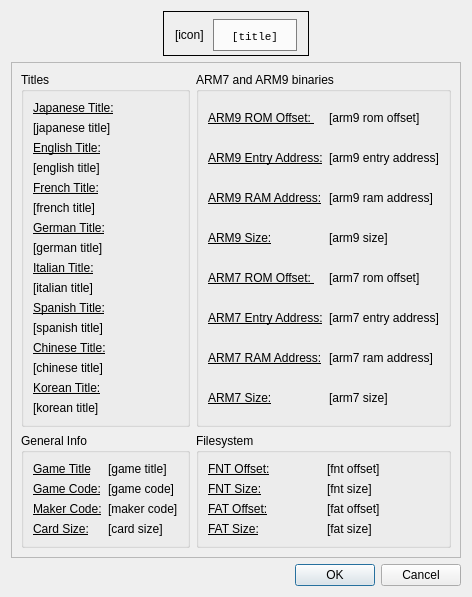
This is src/frontend/qt_sdl/RomInfoDialog.ui in melonDS-emu/melonDS as Qt 5 draws it before an edit. The edited form follows.
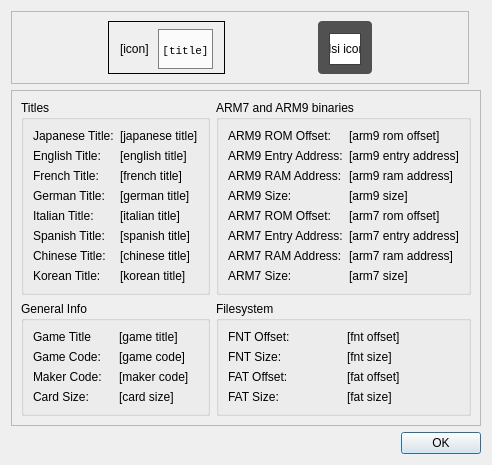
This is the edited form.

Commit message: Add icon transparency + animated icon

What changed in the file:
```diff
--- a/src/frontend/qt_sdl/RomInfoDialog.ui
+++ b/src/frontend/qt_sdl/RomInfoDialog.ui
@@ -6,8 +6,8 @@
    <rect>
     <x>0</x>
     <y>0</y>
-    <width>471</width>
-    <height>551</height>
+    <width>447</width>
+    <height>425</height>
    </rect>
   </property>
   <property name="sizePolicy">
@@ -20,33 +20,17 @@
    <string>Rom Info - melonDS</string>
   </property>
   <layout class="QGridLayout" name="gridLayout">
-   <item row="0" column="2">
-    <spacer name="horizontalSpacer_2">
+   <item row="3" column="0" colspan="3">
+    <widget class="QDialogButtonBox" name="buttonBox">
      <property name="orientation">
       <enum>Qt::Horizontal</enum>
      </property>
-     <property name="sizeHint" stdset="0">
-      <size>
-       <width>40</width>
-       <height>20</height>
-      </size>
+     <property name="standardButtons">
+      <set>QDialogButtonBox::Ok</set>
      </property>
-    </spacer>
+    </widget>
    </item>
-   <item row="0" column="0">
-    <spacer name="horizontalSpacer">
-     <property name="orientation">
-      <enum>Qt::Horizontal</enum>
-     </property>
-     <property name="sizeHint" stdset="0">
-      <size>
-       <width>40</width>
-       <height>20</height>
-      </size>
-     </property>
-    </spacer>
-   </item>
-   <item row="1" column="0" colspan="3">
+   <item row="2" column="0" colspan="3">
     <widget class="QFrame" name="frame">
      <property name="sizePolicy">
       <sizepolicy hsizetype="MinimumExpanding" vsizetype="MinimumExpanding">
@@ -61,167 +45,6 @@
       <enum>QFrame::Raised</enum>
      </property>
      <layout class="QGridLayout" name="gridLayout_7">
-      <item row="1" column="1">
-       <widget class="QGroupBox" name="arm9AndArm7Binaries">
-        <property name="title">
-         <string>ARM7 and ARM9 binaries</string>
-        </property>
-        <layout class="QGridLayout" name="gridLayout_5">
-         <item row="0" column="0">
-          <widget class="QLabel" name="label_11">
-           <property name="font">
-            <font>
-             <underline>true</underline>
-            </font>
-           </property>
-           <property name="text">
-            <string>ARM9 ROM Offset: </string>
-           </property>
-          </widget>
-         </item>
-         <item row="0" column="1">
-          <widget class="QLabel" name="arm9RomOffset">
-           <property name="text">
-            <string>[arm9 rom offset]</string>
-           </property>
-          </widget>
-         </item>
-         <item row="1" column="0">
-          <widget class="QLabel" name="label_12">
-           <property name="font">
-            <font>
-             <underline>true</underline>
-            </font>
-           </property>
-           <property name="text">
-            <string>ARM9 Entry Address:</string>
-           </property>
-          </widget>
-         </item>
-         <item row="1" column="1">
-          <widget class="QLabel" name="arm9EntryAddress">
-           <property name="text">
-            <string>[arm9 entry address]</string>
-           </property>
-          </widget>
-         </item>
-         <item row="2" column="0">
-          <widget class="QLabel" name="label_14">
-           <property name="font">
-            <font>
-             <underline>true</underline>
-            </font>
-           </property>
-           <property name="text">
-            <string>ARM9 RAM Address:</string>
-           </property>
-          </widget>
-         </item>
-         <item row="2" column="1">
-          <widget class="QLabel" name="arm9RamAddress">
-           <property name="text">
-            <string>[arm9 ram address]</string>
-           </property>
-          </widget>
-         </item>
-         <item row="3" column="0">
-          <widget class="QLabel" name="label_16">
-           <property name="font">
-            <font>
-             <underline>true</underline>
-            </font>
-           </property>
-           <property name="text">
-            <string>ARM9 Size:</string>
-           </property>
-          </widget>
-         </item>
-         <item row="3" column="1">
-          <widget class="QLabel" name="arm9Size">
-           <property name="text">
-            <string>[arm9 size]</string>
-           </property>
-          </widget>
-         </item>
-         <item row="4" column="0">
-          <widget class="QLabel" name="label_15">
-           <property name="font">
-            <font>
-             <underline>true</underline>
-            </font>
-           </property>
-           <property name="text">
-            <string>ARM7 ROM Offset: </string>
-           </property>
-          </widget>
-         </item>
-         <item row="4" column="1">
-          <widget class="QLabel" name="arm7RomOffset">
-           <property name="text">
-            <string>[arm7 rom offset]</string>
-           </property>
-          </widget>
-         </item>
-         <item row="5" column="0">
-          <widget class="QLabel" name="label_13">
-           <property name="font">
-            <font>
-             <underline>true</underline>
-            </font>
-           </property>
-           <property name="text">
-            <string>ARM7 Entry Address:</string>
-           </property>
-          </widget>
-         </item>
-         <item row="5" column="1">
-          <widget class="QLabel" name="arm7EntryAddress">
-           <property name="text">
-            <string>[arm7 entry address]</string>
-           </property>
-          </widget>
-         </item>
-         <item row="6" column="0">
-          <widget class="QLabel" name="label_18">
-           <property name="font">
-            <font>
-             <underline>true</underline>
-            </font>
-           </property>
-           <property name="text">
-            <string>ARM7 RAM Address:</string>
-           </property>
-          </widget>
-         </item>
-         <item row="6" column="1">
-          <widget class="QLabel" name="arm7RamAddress">
-           <property name="text">
-            <string>[arm7 ram address]</string>
-           </property>
-          </widget>
-         </item>
-         <item row="7" column="0">
-          <widget class="QLabel" name="label_17">
-           <property name="font">
-            <font>
-             <underline>true</underline>
-            </font>
-           </property>
-           <property name="text">
-            <string>ARM7 Size:</string>
-           </property>
-          </widget>
-         </item>
-         <item row="7" column="1">
-          <widget class="QLabel" name="arm7Size">
-           <property name="text">
-            <string>[arm7 size]</string>
-           </property>
-          </widget>
-         </item>
-        </layout>
-       </widget>
-      </item>
       <item row="2" column="0">
        <widget class="QGroupBox" name="generalInfo">
         <property name="sizePolicy">
@@ -238,7 +61,7 @@
           <widget class="QLabel" name="label_10">
            <property name="font">
             <font>
-             <underline>true</underline>
+             <underline>false</underline>
             </font>
            </property>
            <property name="text">
@@ -257,7 +80,7 @@
           <widget class="QLabel" name="label">
            <property name="font">
             <font>
-             <underline>true</underline>
+             <underline>false</underline>
             </font>
            </property>
            <property name="text">
@@ -276,7 +99,7 @@
           <widget class="QLabel" name="label_8">
            <property name="font">
             <font>
-             <underline>true</underline>
+             <underline>false</underline>
             </font>
            </property>
            <property name="text">
@@ -288,7 +111,7 @@
           <widget class="QLabel" name="label_9">
            <property name="font">
             <font>
-             <underline>true</underline>
+             <underline>false</underline>
             </font>
            </property>
            <property name="text">
@@ -329,7 +152,7 @@
           <widget class="QLabel" name="label_20">
            <property name="font">
             <font>
-             <underline>true</underline>
+             <underline>false</underline>
             </font>
            </property>
            <property name="text">
@@ -341,7 +164,7 @@
           <widget class="QLabel" name="label_22">
            <property name="font">
             <font>
-             <underline>true</underline>
+             <underline>false</underline>
             </font>
            </property>
            <property name="text">
@@ -353,7 +176,7 @@
           <widget class="QLabel" name="label_21">
            <property name="font">
             <font>
-             <underline>true</underline>
+             <underline>false</underline>
             </font>
            </property>
            <property name="text">
@@ -365,7 +188,7 @@
           <widget class="QLabel" name="label_19">
            <property name="font">
             <font>
-             <underline>true</underline>
+             <underline>false</underline>
             </font>
            </property>
            <property name="text">
@@ -404,6 +227,167 @@
         </layout>
        </widget>
       </item>
+      <item row="1" column="1">
+       <widget class="QGroupBox" name="arm9AndArm7Binaries">
+        <property name="title">
+         <string>ARM7 and ARM9 binaries</string>
+        </property>
+        <layout class="QGridLayout" name="gridLayout_5">
+         <item row="0" column="0">
+          <widget class="QLabel" name="label_11">
+           <property name="font">
+            <font>
+             <underline>false</underline>
+            </font>
+           </property>
+           <property name="text">
+            <string>ARM9 ROM Offset: </string>
+           </property>
+          </widget>
+         </item>
+         <item row="0" column="1">
+          <widget class="QLabel" name="arm9RomOffset">
+           <property name="text">
+            <string>[arm9 rom offset]</string>
+           </property>
+          </widget>
+         </item>
+         <item row="1" column="0">
+          <widget class="QLabel" name="label_12">
+           <property name="font">
+            <font>
+             <underline>false</underline>
+            </font>
+           </property>
+           <property name="text">
+            <string>ARM9 Entry Address:</string>
+           </property>
+          </widget>
+         </item>
+         <item row="1" column="1">
+          <widget class="QLabel" name="arm9EntryAddress">
+           <property name="text">
+            <string>[arm9 entry address]</string>
+           </property>
+          </widget>
+         </item>
+         <item row="2" column="0">
+          <widget class="QLabel" name="label_14">
+           <property name="font">
+            <font>
+             <underline>false</underline>
+            </font>
+           </property>
+           <property name="text">
+            <string>ARM9 RAM Address:</string>
+           </property>
+          </widget>
+         </item>
+         <item row="2" column="1">
+          <widget class="QLabel" name="arm9RamAddress">
+           <property name="text">
+            <string>[arm9 ram address]</string>
+           </property>
+          </widget>
+         </item>
+         <item row="3" column="0">
+          <widget class="QLabel" name="label_16">
+           <property name="font">
+            <font>
+             <underline>false</underline>
+            </font>
+           </property>
+           <property name="text">
+            <string>ARM9 Size:</string>
+           </property>
+          </widget>
+         </item>
+         <item row="3" column="1">
+          <widget class="QLabel" name="arm9Size">
+           <property name="text">
+            <string>[arm9 size]</string>
+           </property>
+          </widget>
+         </item>
+         <item row="4" column="0">
+          <widget class="QLabel" name="label_15">
+           <property name="font">
+            <font>
+             <underline>false</underline>
+            </font>
+           </property>
+           <property name="text">
+            <string>ARM7 ROM Offset: </string>
+           </property>
+          </widget>
+         </item>
+         <item row="4" column="1">
+          <widget class="QLabel" name="arm7RomOffset">
+           <property name="text">
+            <string>[arm7 rom offset]</string>
+           </property>
+          </widget>
+         </item>
+         <item row="5" column="0">
+          <widget class="QLabel" name="label_13">
+           <property name="font">
+            <font>
+             <underline>false</underline>
+            </font>
+           </property>
+           <property name="text">
+            <string>ARM7 Entry Address:</string>
+           </property>
+          </widget>
+         </item>
+         <item row="5" column="1">
+          <widget class="QLabel" name="arm7EntryAddress">
+           <property name="text">
+            <string>[arm7 entry address]</string>
+           </property>
+          </widget>
+         </item>
+         <item row="6" column="0">
+          <widget class="QLabel" name="label_18">
+           <property name="font">
+            <font>
+             <underline>false</underline>
+            </font>
+           </property>
+           <property name="text">
+            <string>ARM7 RAM Address:</string>
+           </property>
+          </widget>
+         </item>
+         <item row="6" column="1">
+          <widget class="QLabel" name="arm7RamAddress">
+           <property name="text">
+            <string>[arm7 ram address]</string>
+           </property>
+          </widget>
+         </item>
+         <item row="7" column="0">
+          <widget class="QLabel" name="label_17">
+           <property name="font">
+            <font>
+             <underline>false</underline>
+            </font>
+           </property>
+           <property name="text">
+            <string>ARM7 Size:</string>
+           </property>
+          </widget>
+         </item>
+         <item row="7" column="1">
+          <widget class="QLabel" name="arm7Size">
+           <property name="text">
+            <string>[arm7 size]</string>
+           </property>
+          </widget>
+         </item>
+        </layout>
+       </widget>
+      </item>
       <item row="1" column="0">
        <widget class="QGroupBox" name="titles">
         <property name="sizePolicy">
@@ -416,23 +400,11 @@
          <string>Titles</string>
         </property>
         <layout class="QGridLayout" name="gridLayout_3">
-         <item row="0" column="0">
-          <widget class="QLabel" name="label_2">
-           <property name="font">
-            <font>
-             <underline>true</underline>
-            </font>
-           </property>
-           <property name="text">
-            <string>Japanese Title:</string>
-           </property>
-          </widget>
-         </item>
          <item row="5" column="0">
           <widget class="QLabel" name="label_4">
            <property name="font">
             <font>
-             <underline>true</underline>
+             <underline>false</underline>
             </font>
            </property>
            <property name="text">
@@ -440,77 +412,11 @@
            </property>
           </widget>
          </item>
-         <item row="8" column="0">
-          <widget class="QLabel" name="germanTitle">
-           <property name="text">
-            <string>[german title]</string>
-           </property>
-          </widget>
-         </item>
-         <item row="4" column="0">
-          <widget class="QLabel" name="englishTitle">
-           <property name="text">
-            <string>[english title]</string>
-           </property>
-          </widget>
-         </item>
-         <item row="15" column="0">
-          <widget class="QLabel" name="label_23">
-           <property name="font">
-            <font>
-             <underline>true</underline>
-            </font>
-           </property>
-           <property name="text">
-            <string>Korean Title:</string>
-           </property>
-          </widget>
-         </item>
-         <item row="10" column="0">
-          <widget class="QLabel" name="italianTitle">
-           <property name="text">
-            <string>[italian title]</string>
-           </property>
-          </widget>
-         </item>
-         <item row="6" column="0">
-          <widget class="QLabel" name="frenchTitle">
-           <property name="text">
-            <string>[french title]</string>
-           </property>
-          </widget>
-         </item>
-         <item row="7" column="0">
-          <widget class="QLabel" name="label_5">
-           <property name="font">
-            <font>
-             <underline>true</underline>
-            </font>
-           </property>
-           <property name="text">
-            <string>German Title:</string>
-           </property>
-          </widget>
-         </item>
-         <item row="12" column="0">
-          <widget class="QLabel" name="spanishTitle">
-           <property name="text">
-            <string>[spanish title]</string>
-           </property>
-          </widget>
-         </item>
-         <item row="16" column="0">
-          <widget class="QLabel" name="koreanTitle">
-           <property name="text">
-            <string>[korean title]</string>
-           </property>
-          </widget>
-         </item>
          <item row="11" column="0">
           <widget class="QLabel" name="label_7">
            <property name="font">
             <font>
-             <underline>true</underline>
+             <underline>false</underline>
             </font>
            </property>
            <property name="text">
@@ -518,11 +424,35 @@
            </property>
           </widget>
          </item>
+         <item row="0" column="0">
+          <widget class="QLabel" name="label_2">
+           <property name="font">
+            <font>
+             <underline>false</underline>
+            </font>
+           </property>
+           <property name="text">
+            <string>Japanese Title:</string>
+           </property>
+          </widget>
+         </item>
+         <item row="7" column="0">
+          <widget class="QLabel" name="label_5">
+           <property name="font">
+            <font>
+             <underline>false</underline>
+            </font>
+           </property>
+           <property name="text">
+            <string>German Title:</string>
+           </property>
+          </widget>
+         </item>
          <item row="9" column="0">
           <widget class="QLabel" name="label_6">
            <property name="font">
             <font>
-             <underline>true</underline>
+             <underline>false</underline>
             </font>
            </property>
            <property name="text">
@@ -530,18 +460,11 @@
            </property>
           </widget>
          </item>
-         <item row="2" column="0">
-          <widget class="QLabel" name="japaneseTitle">
-           <property name="text">
-            <string>[japanese title]</string>
-           </property>
-          </widget>
-         </item>
          <item row="3" column="0">
           <widget class="QLabel" name="label_3">
            <property name="font">
             <font>
-             <underline>true</underline>
+             <underline>false</underline>
             </font>
            </property>
            <property name="text">
@@ -553,7 +476,7 @@
           <widget class="QLabel" name="label_25">
            <property name="font">
             <font>
-             <underline>true</underline>
+             <underline>false</underline>
             </font>
            </property>
            <property name="text">
@@ -561,29 +484,99 @@
            </property>
           </widget>
          </item>
-         <item row="14" column="0">
+         <item row="15" column="0">
+          <widget class="QLabel" name="label_23">
+           <property name="font">
+            <font>
+             <underline>false</underline>
+            </font>
+           </property>
+           <property name="text">
+            <string>Korean Title:</string>
+           </property>
+          </widget>
+         </item>
+         <item row="0" column="1">
+          <widget class="QLabel" name="japaneseTitle">
+           <property name="text">
+            <string>[japanese title]</string>
+           </property>
+          </widget>
+         </item>
+         <item row="3" column="1">
+          <widget class="QLabel" name="englishTitle">
+           <property name="text">
+            <string>[english title]</string>
+           </property>
+          </widget>
+         </item>
+         <item row="5" column="1">
+          <widget class="QLabel" name="frenchTitle">
+           <property name="text">
+            <string>[french title]</string>
+           </property>
+          </widget>
+         </item>
+         <item row="7" column="1">
+          <widget class="QLabel" name="germanTitle">
+           <property name="text">
+            <string>[german title]</string>
+           </property>
+          </widget>
+         </item>
+         <item row="9" column="1">
+          <widget class="QLabel" name="italianTitle">
+           <property name="text">
+            <string>[italian title]</string>
+           </property>
+          </widget>
+         </item>
+         <item row="11" column="1">
+          <widget class="QLabel" name="spanishTitle">
+           <property name="text">
+            <string>[spanish title]</string>
+           </property>
+          </widget>
+         </item>
+         <item row="13" column="1">
           <widget class="QLabel" name="chineseTitle">
            <property name="text">
             <string>[chinese title]</string>
            </property>
           </widget>
          </item>
+         <item row="15" column="1">
+          <widget class="QLabel" name="koreanTitle">
+           <property name="text">
+            <string>[korean title]</string>
+           </property>
+          </widget>
+         </item>
         </layout>
        </widget>
       </item>
      </layout>
     </widget>
    </item>
-   <item row="0" column="1">
-    <widget class="QGroupBox" name="iconBox">
-     <property name="sizePolicy">
-      <sizepolicy hsizetype="Preferred" vsizetype="Preferred">
-       <horstretch>0</horstretch>
-       <verstretch>0</verstretch>
-      </sizepolicy>
+   <item row="0" column="0">
+    <widget class="QFrame" name="frame_2">
+     <property name="frameShape">
+      <enum>QFrame::StyledPanel</enum>
      </property>
-     <property name="styleSheet">
-      <string notr="true">#iconBox {
+     <property name="frameShadow">
+      <enum>QFrame::Raised</enum>
+     </property>
+     <layout class="QGridLayout" name="gridLayout_9">
+      <item row="0" column="1">
+       <widget class="QGroupBox" name="iconBox">
+        <property name="sizePolicy">
+         <sizepolicy hsizetype="Preferred" vsizetype="Preferred">
+          <horstretch>0</horstretch>
+          <verstretch>0</verstretch>
+         </sizepolicy>
+        </property>
+        <property name="styleSheet">
+         <string notr="true">#iconBox {
     border: 1px solid black;
     background-color:  qlineargradient(x1: 0, y1: 0, x2: 0, y2: 1, 
     stop: 0 white,  
@@ -596,94 +589,211 @@
 }
 
 </string>
-     </property>
-     <property name="title">
-      <string/>
-     </property>
-     <property name="alignment">
-      <set>Qt::AlignCenter</set>
-     </property>
-     <property name="flat">
-      <bool>false</bool>
-     </property>
-     <property name="checkable">
-      <bool>false</bool>
-     </property>
-     <layout class="QGridLayout" name="gridLayout_2">
-      <property name="topMargin">
-       <number>2</number>
-      </property>
-      <property name="bottomMargin">
-       <number>2</number>
-      </property>
-      <item row="0" column="1">
-       <widget class="QLabel" name="iconImage">
-        <property name="sizePolicy">
-         <sizepolicy hsizetype="Preferred" vsizetype="Preferred">
-          <horstretch>0</horstretch>
-          <verstretch>0</verstretch>
-         </sizepolicy>
         </property>
-        <property name="minimumSize">
-         <size>
-          <width>32</width>
-          <height>32</height>
-         </size>
+        <property name="title">
+         <string/>
         </property>
-        <property name="maximumSize">
-         <size>
-          <width>32</width>
-          <height>32</height>
-         </size>
+        <property name="alignment">
+         <set>Qt::AlignCenter</set>
         </property>
-        <property name="text">
-         <string>[icon]</string>
+        <property name="flat">
+         <bool>false</bool>
         </property>
+        <property name="checkable">
+         <bool>false</bool>
+        </property>
+        <layout class="QGridLayout" name="gridLayout_2">
+         <property name="topMargin">
+          <number>2</number>
+         </property>
+         <property name="bottomMargin">
+          <number>2</number>
+         </property>
+         <item row="0" column="1">
+          <widget class="QLabel" name="iconImage">
+           <property name="sizePolicy">
+            <sizepolicy hsizetype="Preferred" vsizetype="Preferred">
+             <horstretch>0</horstretch>
+             <verstretch>0</verstretch>
+            </sizepolicy>
+           </property>
+           <property name="minimumSize">
+            <size>
+             <width>32</width>
+             <height>32</height>
+            </size>
+           </property>
+           <property name="maximumSize">
+            <size>
+             <width>32</width>
+             <height>32</height>
+            </size>
+           </property>
+           <property name="text">
+            <string>[icon]</string>
+           </property>
+          </widget>
+         </item>
+         <item row="0" column="2">
+          <widget class="QGroupBox" name="titleBox">
+           <property name="sizePolicy">
+            <sizepolicy hsizetype="Expanding" vsizetype="Expanding">
+             <horstretch>0</horstretch>
+             <verstretch>0</verstretch>
+            </sizepolicy>
+           </property>
+           <property name="title">
+            <string/>
+           </property>
+           <layout class="QGridLayout" name="gridLayout_4">
+            <property name="leftMargin">
+             <number>1</number>
+            </property>
+            <property name="topMargin">
+             <number>1</number>
+            </property>
+            <property name="rightMargin">
+             <number>1</number>
+            </property>
+            <property name="bottomMargin">
+             <number>1</number>
+            </property>
+            <item row="0" column="0">
+             <widget class="QLabel" name="iconTitle">
+              <property name="sizePolicy">
+               <sizepolicy hsizetype="MinimumExpanding" vsizetype="MinimumExpanding">
+                <horstretch>0</horstretch>
+                <verstretch>0</verstretch>
+               </sizepolicy>
+              </property>
+              <property name="font">
+               <font>
+                <family>Courier New</family>
+                <pointsize>8</pointsize>
+                <weight>50</weight>
+                <italic>false</italic>
+                <bold>false</bold>
+               </font>
+              </property>
+              <property name="text">
+               <string>[title]</string>
+              </property>
+              <property name="alignment">
+               <set>Qt::AlignCenter</set>
+              </property>
+             </widget>
+            </item>
+           </layout>
+          </widget>
+         </item>
+        </layout>
        </widget>
       </item>
+      <item row="0" column="4">
+       <spacer name="horizontalSpacer_3">
+        <property name="orientation">
+         <enum>Qt::Horizontal</enum>
+        </property>
+        <property name="sizeHint" stdset="0">
+         <size>
+          <width>40</width>
+          <height>20</height>
+         </size>
+        </property>
+       </spacer>
+      </item>
       <item row="0" column="2">
-       <widget class="QGroupBox" name="titleBox">
+       <spacer name="horizontalSpacer_2">
+        <property name="orientation">
+         <enum>Qt::Horizontal</enum>
+        </property>
+        <property name="sizeHint" stdset="0">
+         <size>
+          <width>40</width>
+          <height>20</height>
+         </size>
+        </property>
+       </spacer>
+      </item>
+      <item row="0" column="0">
+       <spacer name="horizontalSpacer">
+        <property name="orientation">
+         <enum>Qt::Horizontal</enum>
+        </property>
+        <property name="sizeHint" stdset="0">
+         <size>
+          <width>55</width>
+          <height>20</height>
+         </size>
+        </property>
+       </spacer>
+      </item>
+      <item row="0" column="3">
+       <widget class="QGroupBox" name="dsiIconBox">
         <property name="sizePolicy">
-         <sizepolicy hsizetype="Expanding" vsizetype="Expanding">
+         <sizepolicy hsizetype="Minimum" vsizetype="Minimum">
           <horstretch>0</horstretch>
           <verstretch>0</verstretch>
          </sizepolicy>
         </property>
+        <property name="styleSheet">
+         <string notr="true">#dsiIconBox {
+    border-radius: 4px;
+    background-color: #515151;
+}
+
+#dsiIconImage {
+    background-color: white;
+    border: 1px solid #384138;
+}</string>
+        </property>
         <property name="title">
          <string/>
         </property>
-        <layout class="QGridLayout" name="gridLayout_4">
+        <property name="alignment">
+         <set>Qt::AlignCenter</set>
+        </property>
+        <property name="flat">
+         <bool>false</bool>
+        </property>
+        <property name="checkable">
+         <bool>false</bool>
+        </property>
+        <layout class="QGridLayout" name="gridLayout_10">
          <property name="leftMargin">
-          <number>1</number>
+          <number>8</number>
          </property>
          <property name="topMargin">
-          <number>1</number>
+          <number>6</number>
          </property>
          <property name="rightMargin">
-          <number>1</number>
+          <number>8</number>
          </property>
          <property name="bottomMargin">
-          <number>1</number>
+          <number>6</number>
          </property>
          <item row="0" column="0">
-          <widget class="QLabel" name="iconTitle">
+          <widget class="QLabel" name="dsiIconImage">
            <property name="sizePolicy">
-            <sizepolicy hsizetype="MinimumExpanding" vsizetype="MinimumExpanding">
+            <sizepolicy hsizetype="Minimum" vsizetype="Minimum">
              <horstretch>0</horstretch>
              <verstretch>0</verstretch>
             </sizepolicy>
            </property>
-           <property name="font">
-            <font>
-             <family>Courier New</family>
-             <pointsize>8</pointsize>
-             <weight>50</weight>
-             <italic>false</italic>
-             <bold>false</bold>
-            </font>
+           <property name="minimumSize">
+            <size>
+             <width>32</width>
+             <height>32</height>
+            </size>
+           </property>
+           <property name="maximumSize">
+            <size>
+             <width>32</width>
+             <height>32</height>
+            </size>
            </property>
            <property name="text">
-            <string>[title]</string>
+            <string>[dsi icon]</string>
            </property>
            <property name="alignment">
             <set>Qt::AlignCenter</set>
@@ -696,16 +806,6 @@
      </layout>
     </widget>
    </item>
-   <item row="2" column="0" colspan="3">
-    <widget class="QDialogButtonBox" name="buttonBox">
-     <property name="orientation">
-      <enum>Qt::Horizontal</enum>
-     </property>
-     <property name="standardButtons">
-      <set>QDialogButtonBox::Cancel|QDialogButtonBox::Ok</set>
-     </property>
-    </widget>
-   </item>
   </layout>
  </widget>
  <resources/>
```
The commit also changes 5 other files.
